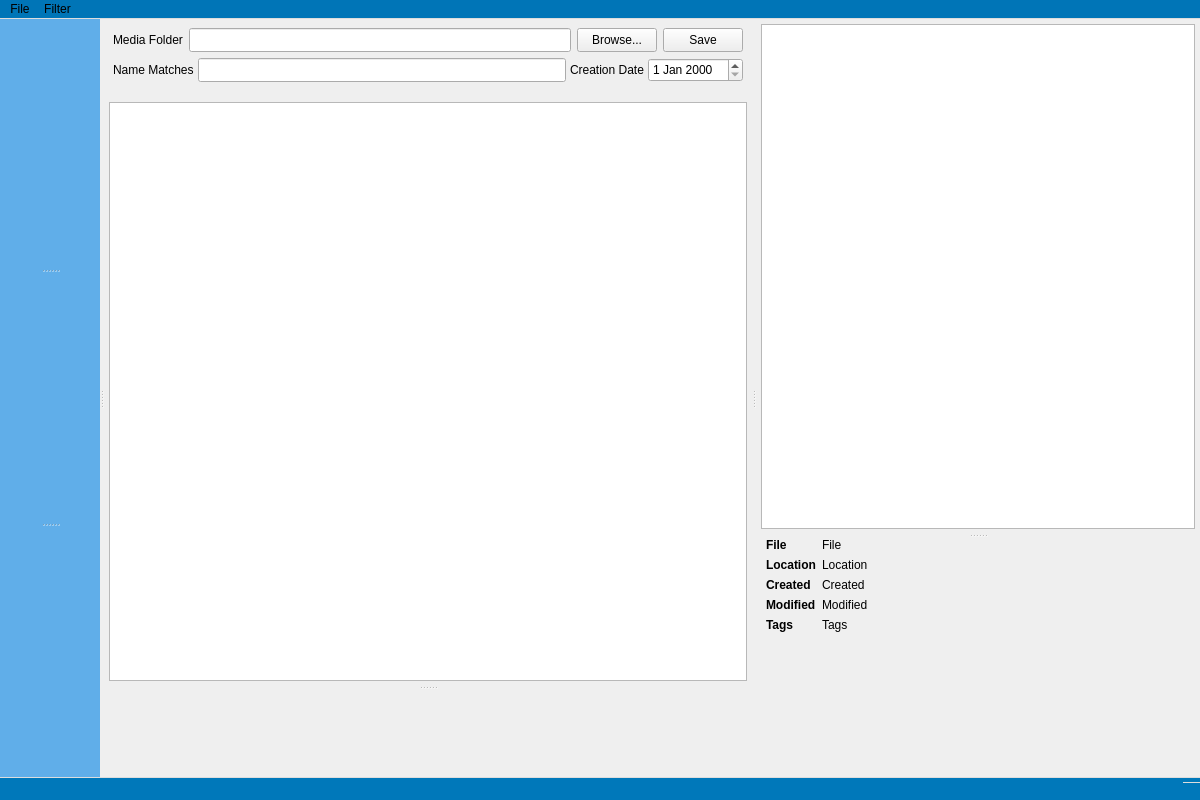
merrillaldrich/compendia, file mainwindow.ui: the form before one commit.
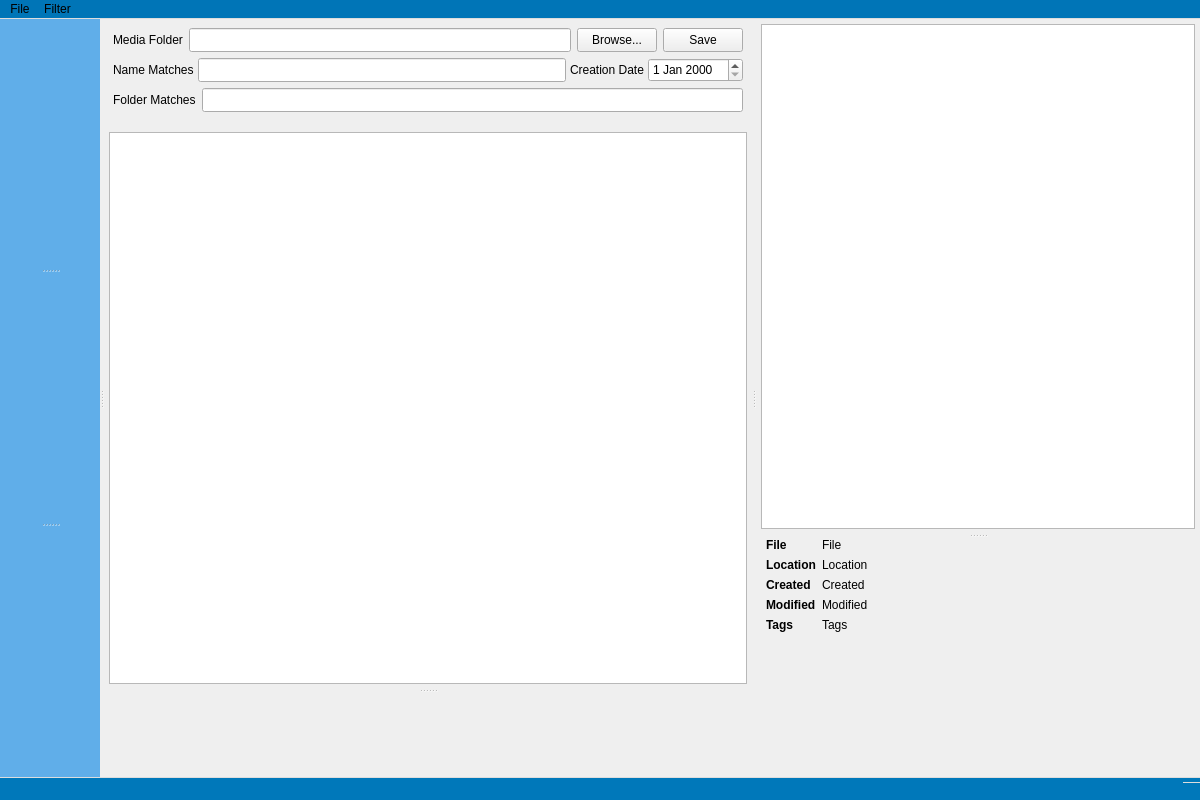
The form after the commit. Custom widgets are drawn as their Qt base class.

Commit message: Implement filter by folder name

Patch:
```diff
--- a/mainwindow.ui
+++ b/mainwindow.ui
@@ -156,6 +156,27 @@
              </item>
             </layout>
            </item>
+           <item>
+            <layout class="QHBoxLayout" name="horizontalLayout">
+             <item>
+              <widget class="QLabel" name="folderMatchesLabel">
+               <property name="text">
+                <string>Folder Matches</string>
+               </property>
+              </widget>
+             </item>
+             <item>
+              <widget class="QLineEdit" name="folderFilterLineEdit">
+               <property name="minimumSize">
+                <size>
+                 <width>0</width>
+                 <height>24</height>
+                </size>
+               </property>
+              </widget>
+             </item>
+            </layout>
+           </item>
           </layout>
          </widget>
         </item>
```
Left out of the diff: 2 changed lines with no effect on the pictures. The commit also changes 8 other files.
